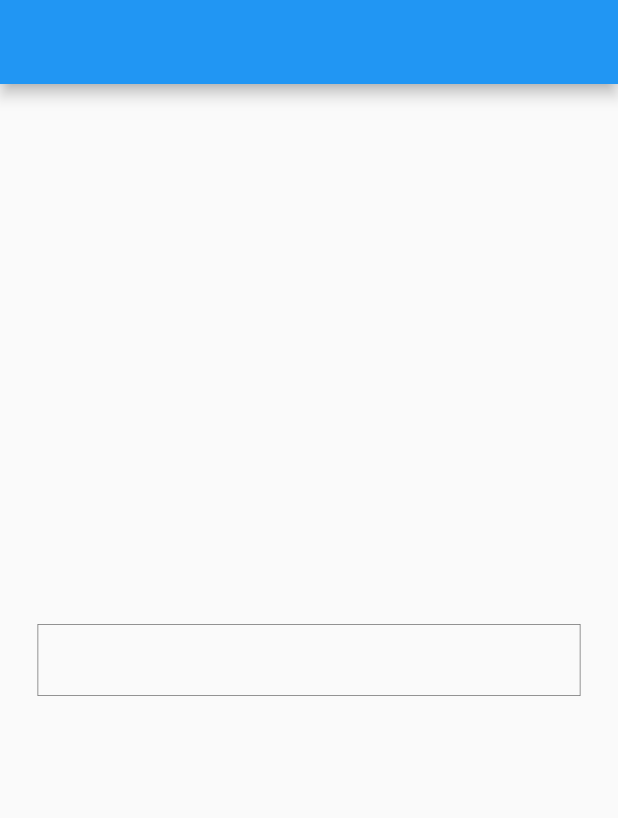
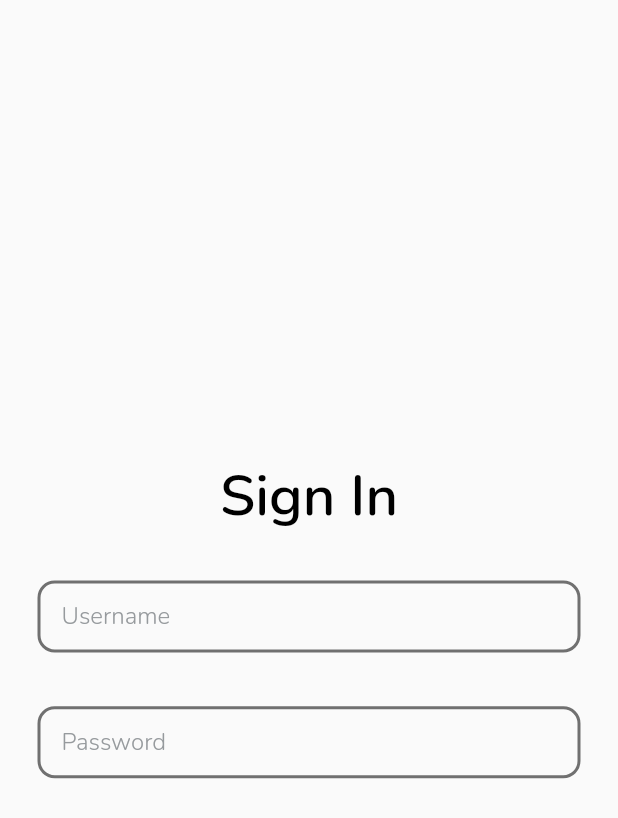
Before and after one commit to MaxTrent/rail_buddy, a Flutter app: the screen it shows after launch, on a phone screen of 412 x 824 dp. Shown: the top 818 px of the screen. Run offline on Flutter 3.47's test engine with Material 2 defaults, Android fonts, the phone set to English and light mode, and no system bars; our stand-ins replace flutter_screenutil, google_fonts.

Commit message:
Sign In Page

```diff
--- a/lib/main.dart
+++ b/lib/main.dart
@@ -1,6 +1,8 @@
 import 'package:flutter/material.dart';
 import 'package:flutter/services.dart';
 import 'package:flutter_screenutil/flutter_screenutil.dart';
+import 'package:train_app/trainAppTextFormField.dart';
+import 'package:google_fonts/google_fonts.dart';
 
 void main() {
   runApp(const MyApp());
@@ -18,15 +20,18 @@ class MyApp extends StatelessWidget {
     ]);
     return ScreenUtilInit(
       builder: (context, child)=> MaterialApp(
+        themeMode: ThemeMode.system,
+        debugShowCheckedModeBanner: false,
         title: 'Train Ticketing App',
         theme: ThemeData(
+          textTheme: GoogleFonts.nunitoTextTheme(Theme.of(context).textTheme),
           primarySwatch: Colors.blue,
         ),
         initialRoute: LoginScreen.id,
         routes: {
           LoginScreen.id: (context) => LoginScreen(),
         },
-        home: LoginScreen(),
+
       ),
     );
   }
@@ -34,6 +39,8 @@ class MyApp extends StatelessWidget {
 
 class LoginScreen extends StatefulWidget {
 static const String id = 'login-screen';
+
+
   @override
   State<LoginScreen> createState() => _LoginScreenState();
 }
@@ -44,49 +51,25 @@ class _LoginScreenState extends State<LoginScreen> {
   @override
   Widget build(BuildContext context) {
     return Scaffold(
-      appBar: AppBar(),
-      body: Column(
-        mainAxisAlignment: MainAxisAlignment.center,
-        crossAxisAlignment: CrossAxisAlignment.center,
-        children: [
-          Padding(
-            padding: const EdgeInsets.all(25.0),
-            child: TextFormField(
-              controller: usernameController,
-              decoration: InputDecoration(
-               // suffixIcon: suffixIcon,
-                contentPadding: const EdgeInsets.fromLTRB(16, 0, 0, 0),
-                //hintText: hintText,
-                fillColor: Theme.of(context).backgroundColor,
-                filled: false,
-                errorStyle: TextStyle(height: 0, color: Colors.transparent),
-                hintStyle: TextStyle(
-                  fontSize: 16,
-                  color: Color(0xFF969A9D),
-                  fontWeight: FontWeight.w300,
-                ),
-                border: OutlineInputBorder(
-                    borderRadius: BorderRadius.circular(10.r),
-                    borderSide: BorderSide(color: Color(0xFF707070), width: .5)),
-                enabledBorder: OutlineInputBorder(
-                    borderRadius: BorderRadius.zero,
-                    borderSide: BorderSide(color: Color(0xFF707070), width: .5)),
-                focusedBorder: OutlineInputBorder(
-                    borderRadius: BorderRadius.zero,
-                    borderSide: BorderSide(color: Color(0xFF707070), width: .5)),
-                errorBorder: OutlineInputBorder(
-                  borderRadius: BorderRadius.zero,
-                  borderSide: BorderSide(color: Colors.red, width: .5),
-                ),
-              ),
-        style: TextStyle(
-            fontSize: 16,
-            color: Color(0xFF3C3C43),
-
-              ),
-            ),
-          ),
-        ],
+      backgroundColor: Theme.of(context).scaffoldBackgroundColor,
+      //appBar: AppBar(),
+      body: Padding(
+        padding: const EdgeInsets.all(25.0),
+        child: Column(
+          mainAxisAlignment: MainAxisAlignment.center,
+          crossAxisAlignment: CrossAxisAlignment.center,
+          children: [
+            Text('Sign In', style: TextStyle(
+              color: Colors.black,
+              fontSize: 33.sp,
+              fontWeight: FontWeight.w600,
+            ),),
+            SizedBox(height: 25.h,),
+            TrainTextFormField(controller: usernameController, hintText: 'Username',),
+            SizedBox(height: 30.h,),
+            TrainTextFormField(controller: usernameController, hintText: 'Password',),
+          ],
+        ),
       ),
     );
   }
--- a/lib/trainAppTextFormField.dart
+++ b/lib/trainAppTextFormField.dart
@@ -1,9 +1,11 @@
 import 'package:flutter/material.dart';
+import 'package:flutter_screenutil/flutter_screenutil.dart';
 
 class TrainTextFormField extends StatefulWidget {
   final TextEditingController controller;
+  final String? hintText;
 
-  const TrainTextFormField({Key? key}) : super(key: key);
+  const TrainTextFormField({required this.controller, this.hintText});
 
   @override
   State<TrainTextFormField> createState() => _TrainTextFormFieldState();
@@ -13,31 +15,32 @@ class _TrainTextFormFieldState extends State<TrainTextFormField> {
   @override
   Widget build(BuildContext context) {
     return TextFormField(
-      controller: controller,
+      controller: widget.controller,
       decoration: InputDecoration(
         // suffixIcon: suffixIcon,
         contentPadding: const EdgeInsets.fromLTRB(16, 0, 0, 0),
         //hintText: hintText,
         fillColor: Theme.of(context).backgroundColor,
         filled: false,
-        errorStyle: TextStyle(height: 0, color: Colors.transparent),
+        hintText: widget.hintText,
+        errorStyle: TextStyle(height: 0, color: Colors.red),
         hintStyle: TextStyle(
           fontSize: 16,
           color: Color(0xFF969A9D),
           fontWeight: FontWeight.w300,
         ),
         border: OutlineInputBorder(
-            borderRadius: BorderRadius.zero,
-            borderSide: BorderSide(color: Color(0xFF707070), width: .5)),
+            borderRadius: BorderRadius.circular(10.r),
+            borderSide: BorderSide(color: Color(0xFF707070), width: 2)),
         enabledBorder: OutlineInputBorder(
-            borderRadius: BorderRadius.zero,
-            borderSide: BorderSide(color: Color(0xFF707070), width: .5)),
+            borderRadius: BorderRadius.circular(10.r),
+            borderSide: BorderSide(color: Color(0xFF707070), width: 2)),
         focusedBorder: OutlineInputBorder(
-            borderRadius: BorderRadius.zero,
-            borderSide: BorderSide(color: Color(0xFF707070), width: .5)),
+            borderRadius: BorderRadius.circular(10.r),
+            borderSide: BorderSide(color: Color(0xFF707070), width: 2)),
         errorBorder: OutlineInputBorder(
-          borderRadius: BorderRadius.zero,
-          borderSide: BorderSide(color: Colors.red, width: .5),
+          borderRadius: BorderRadius.circular(10.r),
+          borderSide: BorderSide(color: Colors.red, width: 2),
         ),
       ),
       style: TextStyle(
--- a/pubspec.yaml
+++ b/pubspec.yaml
@@ -37,6 +37,7 @@ dependencies:
   # Use with the CupertinoIcons class for iOS style icons.
   cupertino_icons: ^1.0.2
   flutter_screenutil: ^5.6.1
+  google_fonts: ^4.0.3
 
 dev_dependencies:
   flutter_test:
```
Also changed, not shown: pubspec.lock, 1 other file.
